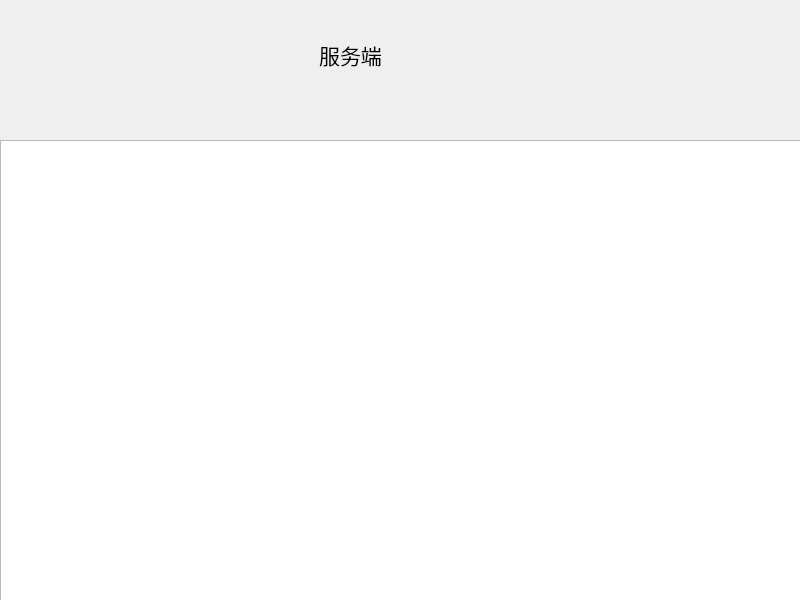
chenxxh1/mini-chat, file Serve/widget.ui: the form before one commit.
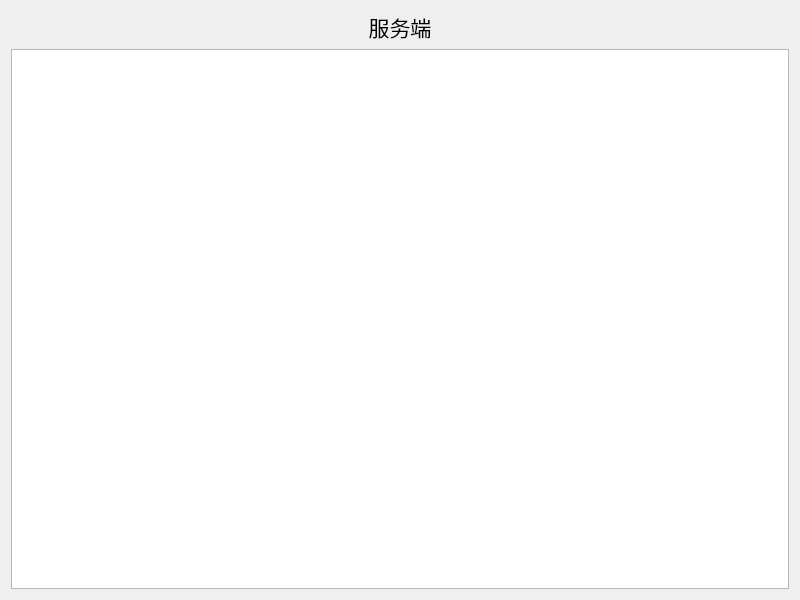
The form after the commit.

Patch:
```diff
--- a/Serve/widget.ui
+++ b/Serve/widget.ui
@@ -13,29 +13,18 @@
   <property name="windowTitle">
    <string>Widget</string>
   </property>
-  <widget class="QListWidget" name="messageList">
-   <property name="geometry">
-    <rect>
-     <x>0</x>
-     <y>140</y>
-     <width>801</width>
-     <height>461</height>
-    </rect>
-   </property>
-  </widget>
+  <layout class="QVBoxLayout" name="verticalLayout">
+   <item>
   <widget class="QLabel" name="label">
-   <property name="geometry">
-    <rect>
-     <x>210</x>
-     <y>30</y>
-     <width>281</width>
-     <height>51</height>
-    </rect>
-   </property>
    <property name="text">
     <string>&lt;html&gt;&lt;head/&gt;&lt;body&gt;&lt;p align=&quot;center&quot;&gt;&lt;span style=&quot; font-size:16pt;&quot;&gt;服务端&lt;/span&gt;&lt;/p&gt;&lt;/body&gt;&lt;/html&gt;</string>
    </property>
   </widget>
+   </item>
+   <item>
+    <widget class="QListWidget" name="messageList"/>
+   </item>
+  </layout>
  </widget>
  <resources/>
  <connections/>
```
Lines whose indentation alone changed are shown as unchanged.
